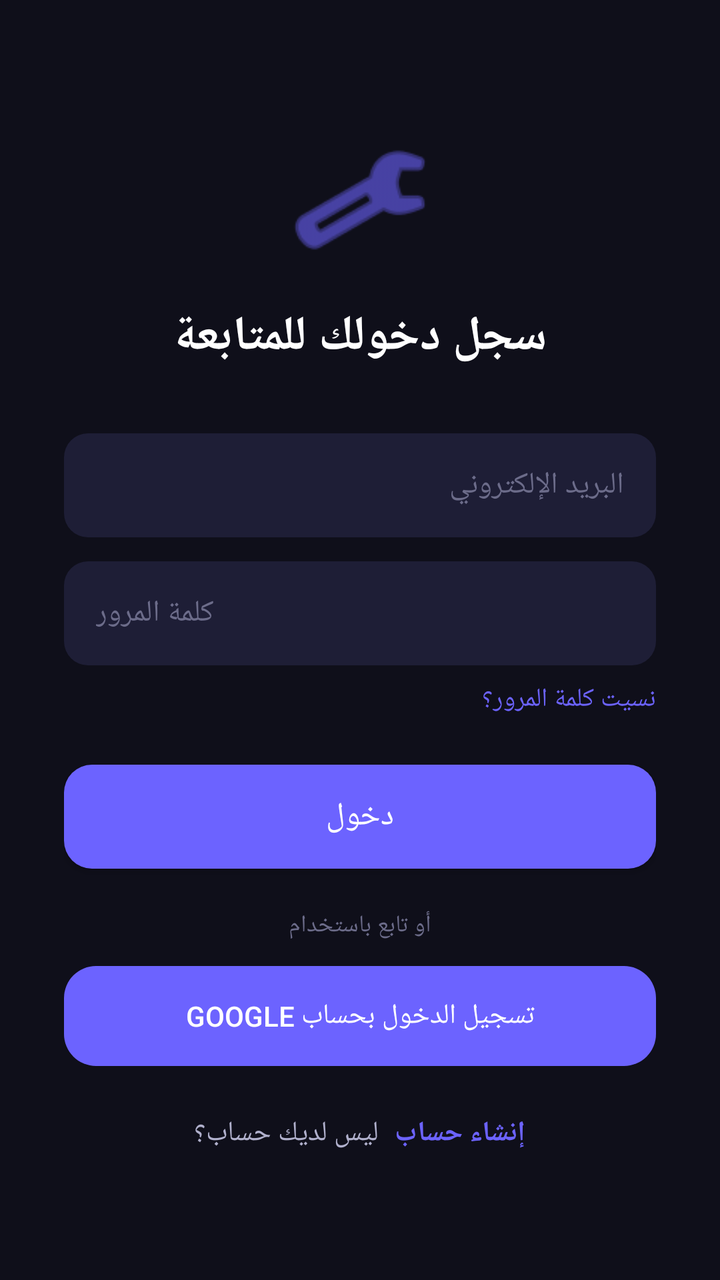
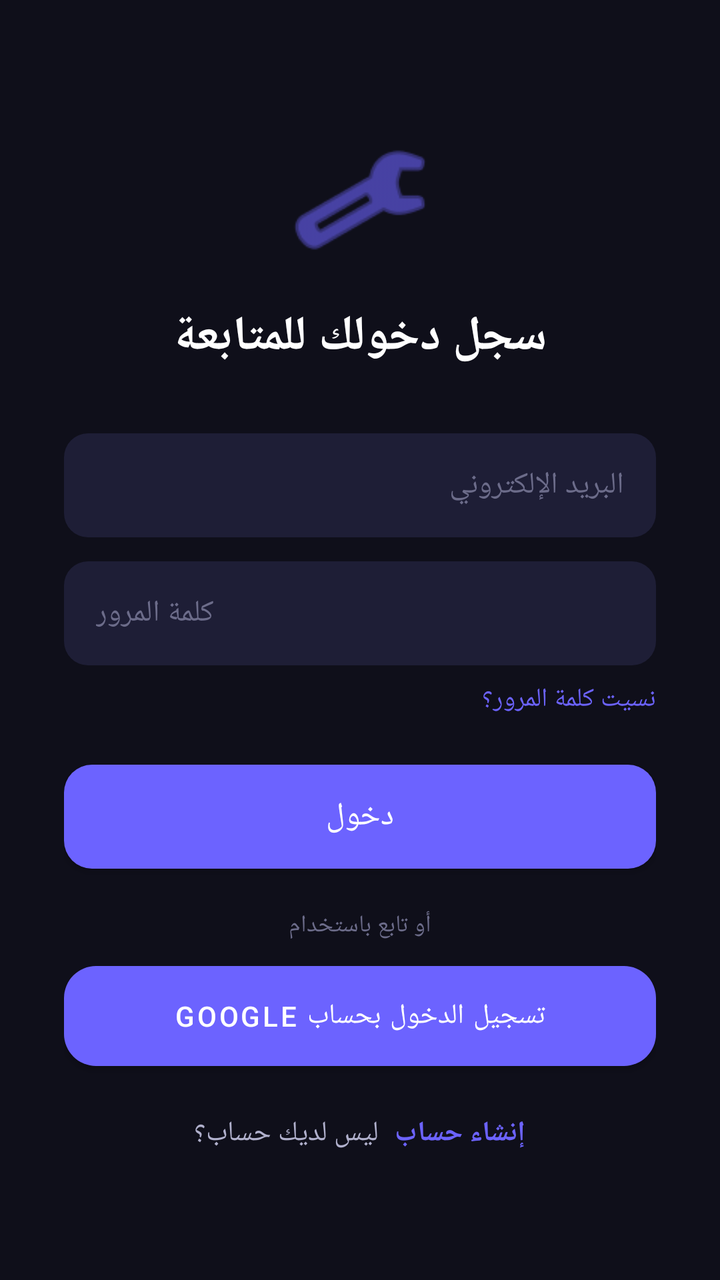

Two renders of the same Android screen: before a commit and after it. Below are the layout's source before the change and the commit's diff.
<!-- AndroidManifest.xml: application theme Theme.AbuZahraControl -->
<!-- res/layout/activity_login.xml -->
<?xml version="1.0" encoding="utf-8"?>
<ScrollView xmlns:android="http://schemas.android.com/apk/res/android"
    xmlns:app="http://schemas.android.com/apk/res-auto"
    android:layout_width="match_parent"
    android:layout_height="match_parent"
    android:background="@color/bg_primary"
    android:fillViewport="true">

    <LinearLayout
        android:layout_width="match_parent"
        android:layout_height="wrap_content"
        android:gravity="center"
        android:orientation="vertical"
        android:padding="32dp">

        <ImageView
            android:layout_width="72dp"
            android:layout_height="72dp"
            android:src="@android:drawable/ic_menu_manage"
            app:tint="@color/primary" />

        <TextView
            android:layout_width="wrap_content"
            android:layout_height="wrap_content"
            android:layout_marginTop="16dp"
            android:text="@string/login_subtitle"
            android:textColor="@color/text_primary"
            android:textSize="24sp"
            android:textStyle="bold" />

        <EditText
            android:id="@+id/etEmail"
            android:layout_width="match_parent"
            android:layout_height="52dp"
            android:layout_marginTop="32dp"
            android:background="@drawable/bg_input"
            android:hint="@string/email"
            android:inputType="textEmailAddress"
            android:paddingStart="16dp"
            android:paddingEnd="16dp"
            android:textColor="@color/text_primary"
            android:textColorHint="@color/text_hint"
            android:textSize="15sp" />

        <EditText
            android:id="@+id/etPassword"
            android:layout_width="match_parent"
            android:layout_height="52dp"
            android:layout_marginTop="12dp"
            android:background="@drawable/bg_input"
            android:hint="@string/password"
            android:inputType="textPassword"
            android:paddingStart="16dp"
            android:paddingEnd="16dp"
            android:textColor="@color/text_primary"
            android:textColorHint="@color/text_hint"
            android:textSize="15sp" />

        <TextView
            android:id="@+id/tvForgotPassword"
            android:layout_width="wrap_content"
            android:layout_height="wrap_content"
            android:layout_gravity="end"
            android:layout_marginTop="8dp"
            android:text="@string/forgot_password"
            android:textColor="@color/primary"
            android:textSize="13sp" />

        <Button
            android:id="@+id/btnLogin"
            android:layout_width="match_parent"
            android:layout_height="52dp"
            android:layout_marginTop="24dp"
            android:background="@drawable/bg_gradient_button"
            android:text="@string/sign_in"
            android:textColor="@color/white"
            android:textSize="16sp" />

        <TextView
            android:layout_width="wrap_content"
            android:layout_height="wrap_content"
            android:layout_marginTop="20dp"
            android:text="@string/or_continue_with"
            android:textColor="@color/text_hint"
            android:textSize="12sp" />

        <Button
            android:id="@+id/btnGoogleSignIn"
            style="?android:attr/borderlessButtonStyle"
            android:layout_width="match_parent"
            android:layout_height="50dp"
            android:layout_marginTop="12dp"
            android:background="@drawable/bg_card"
            android:text="@string/login_with_google"
            android:textColor="@color/text_primary"
            android:textSize="14sp" />

        <LinearLayout
            android:layout_width="wrap_content"
            android:layout_height="wrap_content"
            android:layout_marginTop="24dp"
            android:orientation="horizontal">

            <TextView
                android:layout_width="wrap_content"
                android:layout_height="wrap_content"
                android:text="@string/no_account"
                android:textColor="@color/text_secondary"
                android:textSize="14sp" />

            <TextView
                android:id="@+id/tvGoRegister"
                android:layout_width="wrap_content"
                android:layout_height="wrap_content"
                android:layout_marginStart="8dp"
                android:text="@string/sign_up"
                android:textColor="@color/primary"
                android:textSize="14sp"
                android:textStyle="bold" />
        </LinearLayout>

    </LinearLayout>
</ScrollView>
<!-- resources referenced by this layout -->
<resources>
  <color name="bg_primary">#FF0F0F1A</color>
  <color name="primary">#FF6C63FF</color>
  <color name="text_hint">#FF6C6C8A</color>
  <color name="text_primary">#FFFFFFFF</color>
  <color name="text_secondary">#FFB0B0CC</color>
  <color name="white">#FFFFFFFF</color>
  <!-- drawable bg_card (drawable) -->
  <?xml version="1.0" encoding="utf-8"?>
  <shape xmlns:android="http://schemas.android.com/apk/res/android">
      <solid android:color="@color/bg_card" />
      <corners android:radius="16dp" />
  </shape>
  <!-- drawable bg_gradient_button (drawable) -->
  <?xml version="1.0" encoding="utf-8"?>
  <shape xmlns:android="http://schemas.android.com/apk/res/android">
      <gradient android:startColor="@color/primary" android:endColor="#FF3B82F6" android:angle="135" />
      <corners android:radius="14dp" />
  </shape>
  <!-- drawable bg_input (drawable) -->
  <?xml version="1.0" encoding="utf-8"?>
  <shape xmlns:android="http://schemas.android.com/apk/res/android">
      <solid android:color="@color/bg_input" />
      <corners android:radius="12dp" />
  </shape>
  <string name="email">البريد الإلكتروني</string>
  <string name="forgot_password">نسيت كلمة المرور؟</string>
  <string name="login_subtitle">سجل دخولك للمتابعة</string>
  <string name="login_with_google">تسجيل الدخول بحساب Google</string>
  <string name="no_account">ليس لديك حساب؟</string>
  <string name="or_continue_with">أو تابع باستخدام</string>
  <string name="password">كلمة المرور</string>
  <string name="sign_in">دخول</string>
  <string name="sign_up">إنشاء حساب</string>
  <style name="Theme.AbuZahraControl" parent="Theme.MaterialComponents.DayNight.NoActionBar">
          <item name="colorPrimary">@color/primary</item>
          <item name="colorPrimaryDark">@color/primary_dark</item>
          <item name="colorAccent">@color/primary</item>
          <item name="android:windowBackground">@color/bg_primary</item>
          <item name="android:navigationBarColor">@color/bg_primary</item>
          <item name="android:statusBarColor">@color/bg_primary</item>
          <item name="android:windowLightStatusBar">false</item>
          <item name="colorSurface">@color/bg_card</item>
          <item name="colorOnSurface">@color/text_primary</item>
          <item name="colorOnPrimary">@color/white</item>
      </style>
  <color name="bg_card">#FF16213E</color>
  <color name="bg_input">#FF1E1E36</color>
  <color name="primary_dark">#FF5A52E0</color>
</resources>

<!-- the commit's change to res/layout/activity_login.xml (unified diff, before → after) -->
@@ -86,7 +86,6 @@
 
         <Button
             android:id="@+id/btnGoogleSignIn"
-            style="?android:attr/borderlessButtonStyle"
             android:layout_width="match_parent"
             android:layout_height="50dp"
             android:layout_marginTop="12dp"
